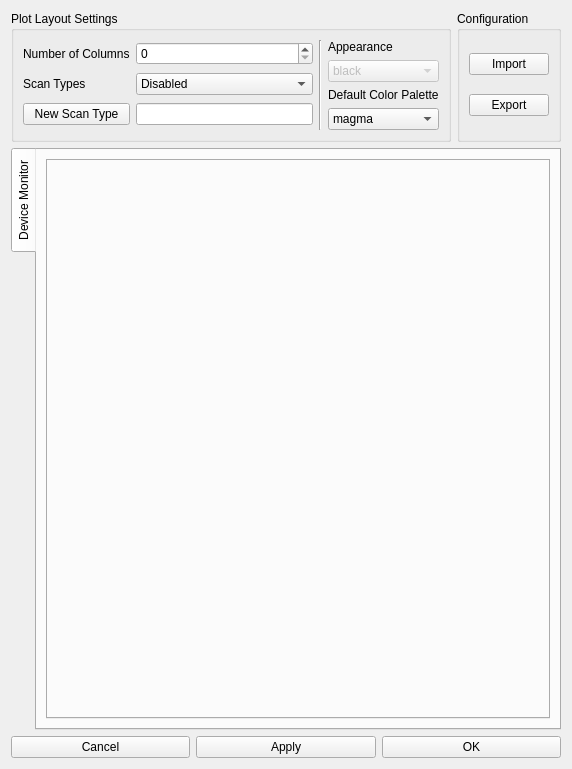
First picture: the form in bec_widgets/widgets/monitor/config_dialog.ui, repository bec-project/bec_widgets, before the edit.
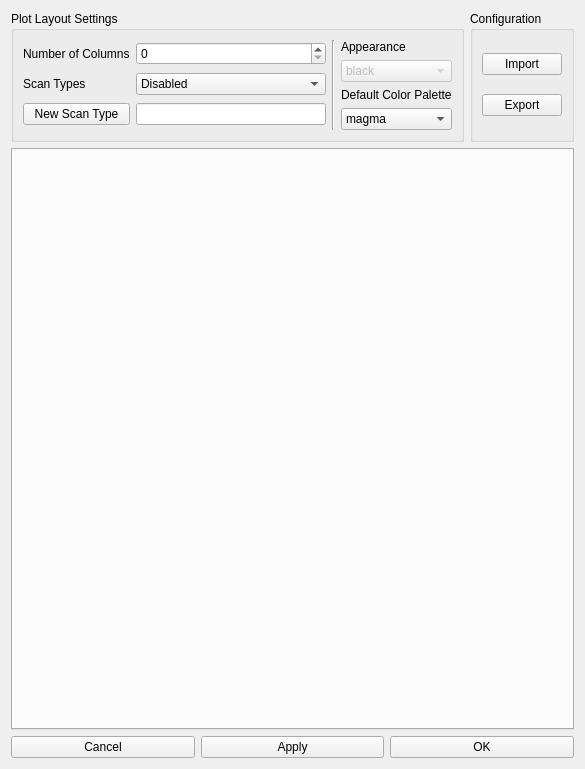
Second picture: the form after the edit.

Commit message: refactor: config_dialog.py simpler add_new_scan and add_new_plot

```diff
--- a/bec_widgets/widgets/monitor/config_dialog.ui
+++ b/bec_widgets/widgets/monitor/config_dialog.ui
@@ -6,7 +6,7 @@
    <rect>
     <x>0</x>
     <y>0</y>
-    <width>572</width>
+    <width>585</width>
     <height>769</height>
    </rect>
   </property>
@@ -167,20 +167,6 @@
      <property name="currentIndex">
       <number>0</number>
      </property>
-     <widget class="QWidget" name="tab_1">
-      <attribute name="title">
-       <string>Device Monitor</string>
-      </attribute>
-      <layout class="QVBoxLayout" name="verticalLayout_5">
-       <item>
-        <widget class="QTabWidget" name="tabWidget_plots">
-         <property name="currentIndex">
-          <number>-1</number>
-         </property>
-        </widget>
-       </item>
-      </layout>
-     </widget>
     </widget>
    </item>
    <item>
```
Left out of the diff: 2 changed lines with no effect on the pictures. The commit also changes 1 other file.
